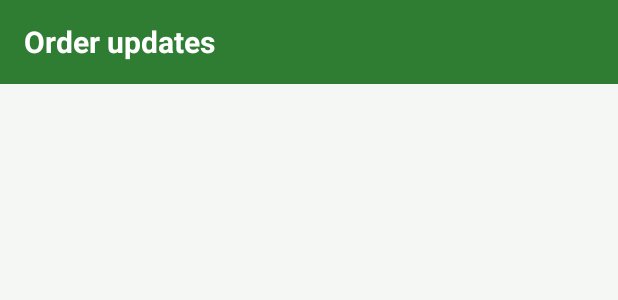
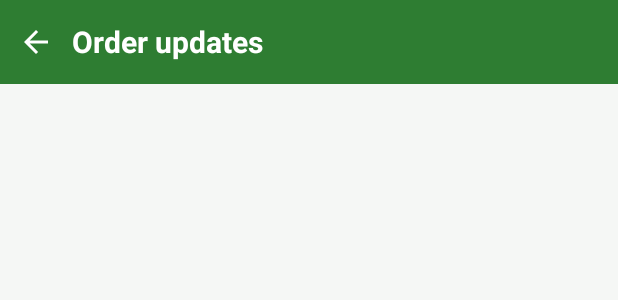
Before and after one commit to shalomgeorge97/grabngo, an Android app: the layout activity_reminders.xml on its own in the app's theme, with its tools: preview values and no code run, on a phone screen of 412 x 824 dp. Shown: the top 300 px of the screen. Run offline under Robolectric (Android 15) with nearby library versions, the phone set to English and light mode, and no system bars.

Commit message:
Feature/add backarrow button (#132)
* Add seed data

* implement back arrow button in the reminder screen

```diff
--- a/app/src/main/java/com/example/grabngo/ReminderActivity.java
+++ b/app/src/main/java/com/example/grabngo/ReminderActivity.java
@@ -31,6 +31,7 @@ public class ReminderActivity extends AppCompatActivity
         super.onCreate(savedInstanceState);
         EdgeToEdge.enable(this);
         setContentView(R.layout.activity_reminders);
+        findViewById(R.id.btnBack).setOnClickListener(v -> finish());
 
         ViewCompat.setOnApplyWindowInsetsListener(
                 findViewById(R.id.main),
--- a/app/src/main/res/layout/activity_reminders.xml
+++ b/app/src/main/res/layout/activity_reminders.xml
@@ -1,21 +1,37 @@
 <?xml version="1.0" encoding="utf-8"?>
 <LinearLayout xmlns:android="http://schemas.android.com/apk/res/android"
+    xmlns:app="http://schemas.android.com/apk/res-auto"
     android:id="@+id/main"
     android:layout_width="match_parent"
     android:layout_height="match_parent"
     android:background="@color/background"
     android:orientation="vertical">
 
-    <TextView
+    <LinearLayout
         android:layout_width="match_parent"
         android:layout_height="56dp"
         android:background="@color/primary"
         android:gravity="center_vertical"
-        android:paddingStart="16dp"
-        android:text="@string/reminders_title"
-        android:textColor="@android:color/white"
-        android:textSize="20sp"
-        android:textStyle="bold" />
+        android:orientation="horizontal">
+
+        <ImageView
+            android:id="@+id/btnBack"
+            android:layout_width="48dp"
+            android:layout_height="48dp"
+            android:background="?attr/selectableItemBackgroundBorderless"
+            android:contentDescription="@string/action_back"
+            android:padding="12dp"
+            android:src="@drawable/ic_arrow_back"
+            app:tint="@android:color/white" />
+
+        <TextView
+            android:layout_width="wrap_content"
+            android:layout_height="wrap_content"
+            android:text="@string/reminders_title"
+            android:textColor="@android:color/white"
+            android:textSize="20sp"
+            android:textStyle="bold" />
+    </LinearLayout>
 
     <androidx.recyclerview.widget.RecyclerView
         android:id="@+id/rvReminders"
```
